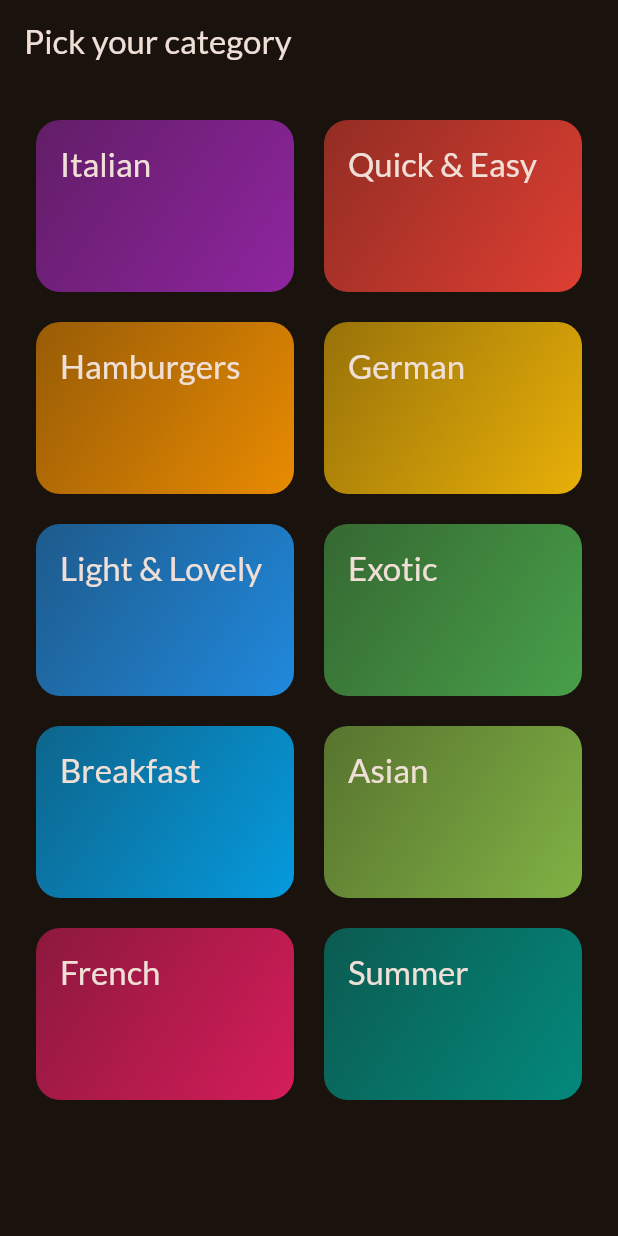
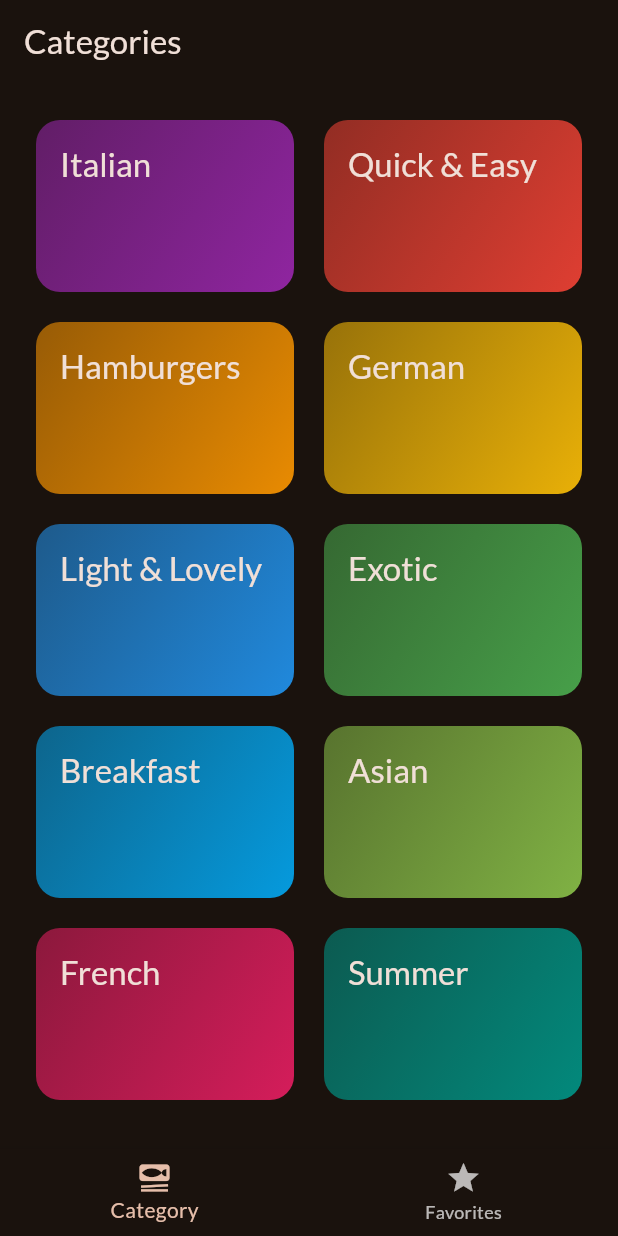
Before and after one commit to kei-2k3/meal-app, a Flutter app: the screen it shows after launch, on a phone screen of 412 x 824 dp. Run offline on Flutter 3.47's test engine with Material 3 defaults, Android fonts, the phone set to English and light mode, and no system bars; our stand-ins replace google_fonts, transparent_image.

Commit message:
Completed: Adding tab-based navigation.

```diff
--- a/lib/main.dart
+++ b/lib/main.dart
@@ -1,6 +1,6 @@
 import 'package:flutter/material.dart';
 import 'package:google_fonts/google_fonts.dart';
-import 'package:meal_app/screens/categories_screen.dart';
+import 'package:meal_app/screens/tabs_screen.dart';
 
 void main() {
   runApp(const MyApp());
@@ -14,7 +14,7 @@ class MyApp extends StatelessWidget {
     return MaterialApp(
       theme: theme,
       title: "Meal App",
-      home: const CategoriesScreen(),
+      home: const TabsScreen(),
     );
   }
 }
--- a/lib/screens/categories_screen.dart
+++ b/lib/screens/categories_screen.dart
@@ -21,9 +21,7 @@ class CategoriesScreen extends StatelessWidget {
 
   @override
   Widget build(BuildContext context) {
-    return Scaffold(
-      appBar: AppBar(title: const Text('Pick your category')),
-      body: GridView(
+    return GridView(
       padding: const EdgeInsets.all(24),
       gridDelegate: const SliverGridDelegateWithFixedCrossAxisCount(
         crossAxisCount: 2,
@@ -41,7 +39,6 @@ class CategoriesScreen extends StatelessWidget {
             },
           ),
       ],
-      ),
     );
   }
 }
--- /dev/null
+++ b/lib/screens/tabs_screen.dart
@@ -0,0 +1,46 @@
+import 'package:flutter/material.dart';
+import 'package:meal_app/screens/categories_screen.dart';
+import 'package:meal_app/screens/meals_screen.dart';
+
+class TabsScreen extends StatefulWidget {
+  const TabsScreen({super.key});
+
+  @override
+  State<TabsScreen> createState() => _TabsScreenState();
+}
+
+class _TabsScreenState extends State<TabsScreen> {
+  int _selectedScreenIndex = 0;
+
+  void _selectedScreen(int index) {
+    setState(() {
+      _selectedScreenIndex = index;
+    });
+  }
+
+  @override
+  Widget build(BuildContext context) {
+    Widget activeScreen = const CategoriesScreen();
+    var activeScreenTitle = 'Categories';
+
+    if (_selectedScreenIndex == 1) {
+      activeScreen = MealsScreen(meals: []);
+      activeScreenTitle = 'Your Favorites';
+    }
+    return Scaffold(
+      appBar: AppBar(title: Text(activeScreenTitle)),
+      body: activeScreen,
+      bottomNavigationBar: BottomNavigationBar(
+        onTap: _selectedScreen,
+        currentIndex: _selectedScreenIndex,
+        items: [
+          BottomNavigationBarItem(
+            icon: Icon(Icons.set_meal),
+            label: 'Category',
+          ),
+          BottomNavigationBarItem(icon: Icon(Icons.star), label: 'Favorites'),
+        ],
+      ),
+    );
+  }
+}
```
Also changed, not shown: lib/screens/meals_screen.dart (+8 -3 lines). Lines whose indentation alone changed are shown as unchanged.
